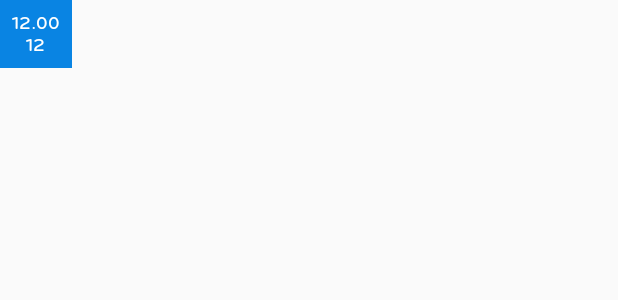
After one commit to septianw/Weather247, an Android app: the layout custom_marker_view.xml on its own in the app's theme, with its tools: preview values and no code run, on a phone screen of 412 x 824 dp. The commit adds this screen. Shown: the top 300 px of the screen. Run offline under Robolectric (Android 15) with nearby library versions, the phone set to English and light mode, and no system bars; network calls fail.

Commit message:
update markerview

```diff
--- a/app/src/main/java/com/solusi247/weather247/module/presenter/GraphPresenter.kt
+++ b/app/src/main/java/com/solusi247/weather247/module/presenter/GraphPresenter.kt
@@ -29,11 +29,12 @@ class GraphPresenter(val view: GraphView) {
         }
 
         val lineDataSet = LineDataSet(entries, context.getString(R.string.temperature)).apply {
+
             color = ContextCompat.getColor(context, R.color.colorGraph)
             valueTextSize = 12f
             setDrawFilled(true)
             fillAlpha = 200
-            isHighlightEnabled = false
+            isHighlightEnabled = true
             fillColor = ContextCompat.getColor(context, R.color.colorGraph)
             mode = LineDataSet.Mode.HORIZONTAL_BEZIER
             setCircleColor(Color.BLACK)
@@ -59,7 +60,7 @@ class GraphPresenter(val view: GraphView) {
             valueTextSize = 12f
             setDrawFilled(true)
             fillAlpha = 200
-            isHighlightEnabled = false
+            isHighlightEnabled = true
             fillColor = ContextCompat.getColor(context, R.color.colorGraph)
             mode = LineDataSet.Mode.HORIZONTAL_BEZIER
             setCircleColor(Color.BLACK)
--- a/app/src/main/java/com/solusi247/weather247/service/ApiService.kt
+++ b/app/src/main/java/com/solusi247/weather247/service/ApiService.kt
@@ -20,7 +20,7 @@ interface ApiService {
 
     companion object {
 
-        val BASE_URL = "https://weather247.000webhostapp.com/"
+        val BASE_URL = "https://stefanusjulianto.000webhostapp.com/"
 
         fun create(): ApiService {
             val httpClient = OkHttpClient().newBuilder().addInterceptor { chain ->
--- /dev/null
+++ b/app/src/main/res/layout/custom_marker_view.xml
@@ -0,0 +1,34 @@
+<?xml version="1.0" encoding="utf-8"?>
+<RelativeLayout xmlns:android="http://schemas.android.com/apk/res/android"
+    xmlns:tools="http://schemas.android.com/tools"
+    android:layout_width="wrap_content"
+    android:layout_height="wrap_content"
+    android:background="@color/colorSecondary"
+    android:padding="8dp">
+
+    <TextView
+        android:id="@+id/tvContent"
+        android:layout_width="wrap_content"
+        android:layout_height="wrap_content"
+        android:layout_centerHorizontal="true"
+        android:layout_below="@+id/tvTime"
+        android:ellipsize="end"
+        android:singleLine="true"
+        android:textAppearance="?android:attr/textAppearanceSmall"
+        android:textColor="@android:color/white"
+        android:textSize="12sp"
+        tools:text="12" />
+
+    <TextView
+        android:id="@+id/tvTime"
+        android:layout_width="wrap_content"
+        android:layout_height="wrap_content"
+        android:layout_centerHorizontal="true"
+        android:ellipsize="end"
+        android:singleLine="true"
+        android:textAppearance="?android:attr/textAppearanceSmall"
+        android:textColor="@android:color/white"
+        android:textSize="12sp"
+        tools:text="12.00" />
+
+</RelativeLayout>
--- a/app/src/main/res/layout/last_weather_item.xml
+++ b/app/src/main/res/layout/last_weather_item.xml
@@ -23,7 +23,7 @@
         android:layout_height="wrap_content"
         android:layout_marginTop="@dimen/last_weather_margin"
         android:textColor="@color/white"
-        android:textSize="@dimen/text_small"
+        android:textSize="@dimen/text_xsmall"
         tools:text="20 Jan 2018" />
 
 </LinearLayout>
--- a/app/src/main/res/values/dimens.xml
+++ b/app/src/main/res/values/dimens.xml
@@ -7,7 +7,7 @@
     <dimen name="main_margin_vertical">8dp</dimen>
     <dimen name="main_margin_attr">24dp</dimen>
 
-    <dimen name="last_weather_size">110dp</dimen>
+    <dimen name="last_weather_size">100dp</dimen>
     <dimen name="last_weather_margin">4dp</dimen>
 
     <dimen name="detail_margin_horizontal">8dp</dimen>
@@ -19,6 +19,7 @@
 
     <dimen name="graph_margin">8dp</dimen>
 
+    <dimen name="text_xsmall">14sp</dimen>
     <dimen name="text_small">16sp</dimen>
     <dimen name="text_medium">20sp</dimen>
     <dimen name="text_large">24sp</dimen>
```
Also changed, not shown: app/src/main/java/com/solusi247/weather247/fragment/GraphFragment.kt (+11 -0 lines), app/src/main/java/com/solusi247/weather247/utils/MyMarkerView.kt (added, +48 -0 lines).
